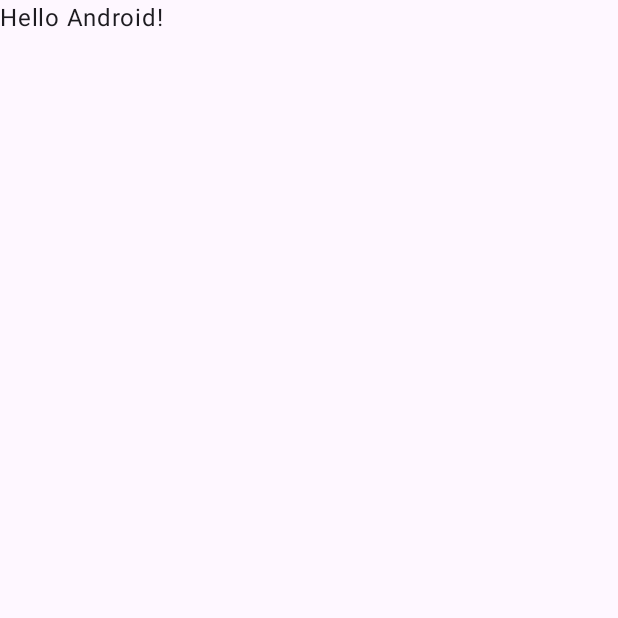
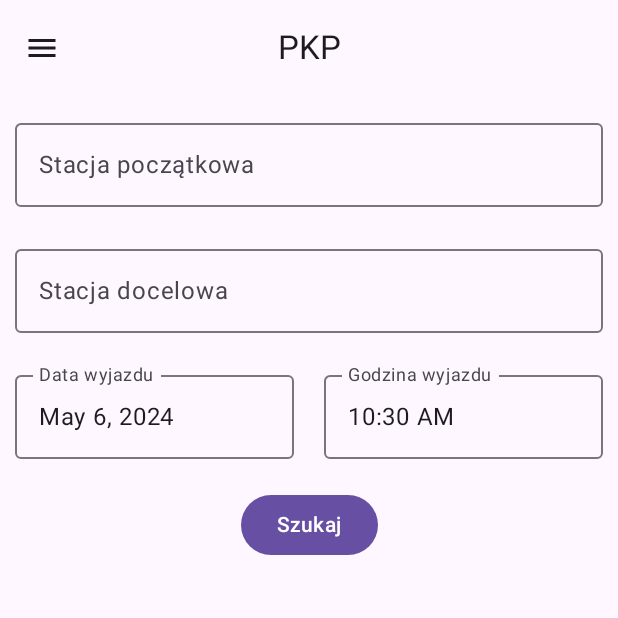
Before and after one commit to AdrianMiozga/Locoway-Android, an Android app built with Jetpack Compose: the screen it shows after launch (MainActivity), on a phone screen of 412 x 824 dp, the top half of it. Before the commit the part shown is almost empty. Run offline under Robolectric (Android 15) with nearby library versions, the phone set to English and light mode, and no system bars.

Commit message:
Add basic home screen

```diff
--- a/app/src/main/java/com/wentura/pkp_android/MainActivity.kt
+++ b/app/src/main/java/com/wentura/pkp_android/MainActivity.kt
@@ -4,43 +4,29 @@ import android.os.Bundle
 import androidx.activity.ComponentActivity
 import androidx.activity.compose.setContent
 import androidx.activity.enableEdgeToEdge
-import androidx.compose.foundation.layout.fillMaxSize
-import androidx.compose.foundation.layout.padding
-import androidx.compose.material3.Scaffold
-import androidx.compose.material3.Text
 import androidx.compose.runtime.Composable
-import androidx.compose.ui.Modifier
 import androidx.compose.ui.tooling.preview.Preview
+import com.wentura.pkp_android.ui.PKPApp
 import com.wentura.pkp_android.ui.theme.PKPAndroidTheme
 
 class MainActivity : ComponentActivity() {
     override fun onCreate(savedInstanceState: Bundle?) {
         super.onCreate(savedInstanceState)
+
         enableEdgeToEdge()
 
         setContent {
             PKPAndroidTheme {
-                Scaffold(modifier = Modifier.fillMaxSize()) { innerPadding ->
-                    Greeting(
-                        name = "Android", modifier = Modifier.padding(innerPadding)
-                    )
-                }
+                PKPApp()
             }
         }
     }
 }
 
+@Preview(showBackground = true, showSystemUi = true)
 @Composable
-fun Greeting(name: String, modifier: Modifier = Modifier) {
-    Text(
-        text = "Hello $name!", modifier = modifier
-    )
-}
-
-@Preview(showBackground = true)
-@Composable
-fun GreetingPreview() {
+fun HomePreview() {
     PKPAndroidTheme {
-        Greeting("Android")
+        PKPApp()
     }
 }
--- /dev/null
+++ b/app/src/main/java/com/wentura/pkp_android/ui/PKPApp.kt
@@ -0,0 +1,49 @@
+package com.wentura.pkp_android.ui
+
+import Home
+import androidx.compose.foundation.layout.fillMaxSize
+import androidx.compose.foundation.layout.padding
+import androidx.compose.material.icons.Icons
+import androidx.compose.material.icons.filled.Menu
+import androidx.compose.material3.CenterAlignedTopAppBar
+import androidx.compose.material3.ExperimentalMaterial3Api
+import androidx.compose.material3.Icon
+import androidx.compose.material3.IconButton
+import androidx.compose.material3.Scaffold
+import androidx.compose.material3.Text
+import androidx.compose.runtime.Composable
+import androidx.compose.ui.Modifier
+import androidx.compose.ui.res.stringResource
+import androidx.compose.ui.tooling.preview.Preview
+import com.wentura.pkp_android.R
+import com.wentura.pkp_android.ui.theme.PKPAndroidTheme
+
+@Composable
+@OptIn(ExperimentalMaterial3Api::class)
+fun PKPApp() {
+    Scaffold(
+        topBar = {
+            CenterAlignedTopAppBar(title = { Text(stringResource(R.string.app_name)) },
+                navigationIcon = {
+                    IconButton(onClick = {}) {
+                        Icon(
+                            imageVector = Icons.Filled.Menu,
+                            contentDescription = stringResource(R.string.menu)
+                        )
+                    }
+                })
+        }, modifier = Modifier.fillMaxSize()
+    ) { innerPadding ->
+        Home(
+            modifier = Modifier.padding(innerPadding)
+        )
+    }
+}
+
+@Preview(showBackground = true, showSystemUi = true)
+@Composable
+fun PKPAppPreview() {
+    PKPAndroidTheme {
+        PKPApp()
+    }
+}
--- /dev/null
+++ b/app/src/main/java/com/wentura/pkp_android/ui/home/Home.kt
@@ -0,0 +1,89 @@
+
+import androidx.compose.foundation.layout.Column
+import androidx.compose.foundation.layout.Row
+import androidx.compose.foundation.layout.fillMaxWidth
+import androidx.compose.foundation.layout.padding
+import androidx.compose.material3.Button
+import androidx.compose.material3.OutlinedTextField
+import androidx.compose.material3.Text
+import androidx.compose.runtime.Composable
+import androidx.compose.runtime.getValue
+import androidx.compose.runtime.mutableStateOf
+import androidx.compose.runtime.remember
+import androidx.compose.runtime.setValue
+import androidx.compose.ui.Alignment
+import androidx.compose.ui.Modifier
+import androidx.compose.ui.res.stringResource
+import androidx.compose.ui.tooling.preview.Preview
+import androidx.compose.ui.unit.dp
+import com.wentura.pkp_android.R
+import com.wentura.pkp_android.ui.theme.PKPAndroidTheme
+import java.text.DateFormat
+import java.util.Calendar
+
+@Composable
+fun Home(
+    modifier: Modifier = Modifier, departureStation: String = "", arrivalStation: String = ""
+) {
+    var departureStationText by remember { mutableStateOf(departureStation) }
+    var arrivalStationText by remember { mutableStateOf(arrivalStation) }
+
+    Column(modifier = modifier, horizontalAlignment = Alignment.CenterHorizontally) {
+        OutlinedTextField(
+            label = { Text(stringResource(R.string.departure_station)) },
+            onValueChange = { departureStationText = it },
+            value = departureStationText,
+            singleLine = true,
+            modifier = Modifier
+                .padding(10.dp)
+                .fillMaxWidth()
+        )
+
+        OutlinedTextField(
+            label = { Text(stringResource(R.string.arrival_station)) },
+            onValueChange = { arrivalStationText = it },
+            value = arrivalStationText,
+            singleLine = true,
+            modifier = Modifier
+                .padding(10.dp)
+                .fillMaxWidth()
+        )
+
+        Row {
+            OutlinedTextField(
+                label = { Text(stringResource(R.string.departure_date)) },
+                value = DateFormat.getDateInstance().format(Calendar.getInstance().time),
+                onValueChange = {},
+                readOnly = true,
+                modifier = Modifier
+                    .padding(10.dp)
+                    .weight(1f)
+            )
+
+            OutlinedTextField(
+                label = { Text(stringResource(R.string.departure_time)) },
+                value = DateFormat.getTimeInstance(DateFormat.SHORT)
+                    .format(Calendar.getInstance().time),
+                onValueChange = {},
+                readOnly = true,
+                modifier = Modifier
+                    .padding(10.dp)
+                    .weight(1f)
+            )
+        }
+
+        Button(
+            onClick = {}, modifier = Modifier.padding(10.dp)
+        ) {
+            Text(stringResource(R.string.search))
+        }
+    }
+}
+
+@Preview(showBackground = true, showSystemUi = true)
+@Composable
+fun HomePreview() {
+    PKPAndroidTheme {
+        Home()
+    }
+}
--- /dev/null
+++ b/app/src/main/res/drawable/outline_confirmation_number_24.xml
@@ -0,0 +1,5 @@
+<vector xmlns:android="http://schemas.android.com/apk/res/android" android:height="24dp" android:tint="#000000" android:viewportHeight="24" android:viewportWidth="24" android:width="24dp">
+
+    <path android:fillColor="@android:color/white" android:pathData="M22,10L22,6c0,-1.11 -0.9,-2 -2,-2L4,4c-1.1,0 -1.99,0.89 -1.99,2v4c1.1,0 1.99,0.9 1.99,2s-0.89,2 -2,2v4c0,1.1 0.9,2 2,2h16c1.1,0 2,-0.9 2,-2v-4c-1.1,0 -2,-0.9 -2,-2s0.9,-2 2,-2zM20,8.54c-1.19,0.69 -2,1.99 -2,3.46s0.81,2.77 2,3.46L20,18L4,18v-2.54c1.19,-0.69 2,-1.99 2,-3.46 0,-1.48 -0.8,-2.77 -1.99,-3.46L4,6h16v2.54zM11,15h2v2h-2zM11,11h2v2h-2zM11,7h2v2h-2z"/>
+
+</vector>
--- /dev/null
+++ b/app/src/main/res/drawable/outline_groups_24.xml
@@ -0,0 +1,5 @@
+<vector xmlns:android="http://schemas.android.com/apk/res/android" android:height="24dp" android:tint="#000000" android:viewportHeight="24" android:viewportWidth="24" android:width="24dp">
+
+    <path android:fillColor="@android:color/white" android:pathData="M4,13c1.1,0 2,-0.9 2,-2c0,-1.1 -0.9,-2 -2,-2s-2,0.9 -2,2C2,12.1 2.9,13 4,13zM5.13,14.1C4.76,14.04 4.39,14 4,14c-0.99,0 -1.93,0.21 -2.78,0.58C0.48,14.9 0,15.62 0,16.43V18l4.5,0v-1.61C4.5,15.56 4.73,14.78 5.13,14.1zM20,13c1.1,0 2,-0.9 2,-2c0,-1.1 -0.9,-2 -2,-2s-2,0.9 -2,2C18,12.1 18.9,13 20,13zM24,16.43c0,-0.81 -0.48,-1.53 -1.22,-1.85C21.93,14.21 20.99,14 20,14c-0.39,0 -0.76,0.04 -1.13,0.1c0.4,0.68 0.63,1.46 0.63,2.29V18l4.5,0V16.43zM16.24,13.65c-1.17,-0.52 -2.61,-0.9 -4.24,-0.9c-1.63,0 -3.07,0.39 -4.24,0.9C6.68,14.13 6,15.21 6,16.39V18h12v-1.61C18,15.21 17.32,14.13 16.24,13.65zM8.07,16c0.09,-0.23 0.13,-0.39 0.91,-0.69c0.97,-0.38 1.99,-0.56 3.02,-0.56s2.05,0.18 3.02,0.56c0.77,0.3 0.81,0.46 0.91,0.69H8.07zM12,8c0.55,0 1,0.45 1,1s-0.45,1 -1,1s-1,-0.45 -1,-1S11.45,8 12,8M12,6c-1.66,0 -3,1.34 -3,3c0,1.66 1.34,3 3,3s3,-1.34 3,-3C15,7.34 13.66,6 12,6L12,6z"/>
+
+</vector>
--- a/app/src/main/res/values/strings.xml
+++ b/app/src/main/res/values/strings.xml
@@ -1,3 +1,13 @@
 <resources>
-    <string name="app_name">PKP-Android</string>
+    <string name="app_name">PKP</string>
+    <string name="departure_station">Stacja początkowa</string>
+    <string name="arrival_station">Stacja docelowa</string>
+    <string name="departure_date">Data wyjazdu</string>
+    <string name="departure_time">Godzina wyjazdu</string>
+    <string name="search">Szukaj</string>
+    <string name="menu">Menu</string>
+    <string name="connection_search">Szukaj połączenia</string>
+    <string name="login">Zaloguj się</string>
+    <string name="my_tickets">Moje bilety</string>
+    <string name="passengers">Pasażerowie</string>
 </resources>
```
Also changed, not shown: app/src/main/java/com/wentura/pkp_android/ui/home/NavigationDrawer.kt (added, +85 -0 lines).
